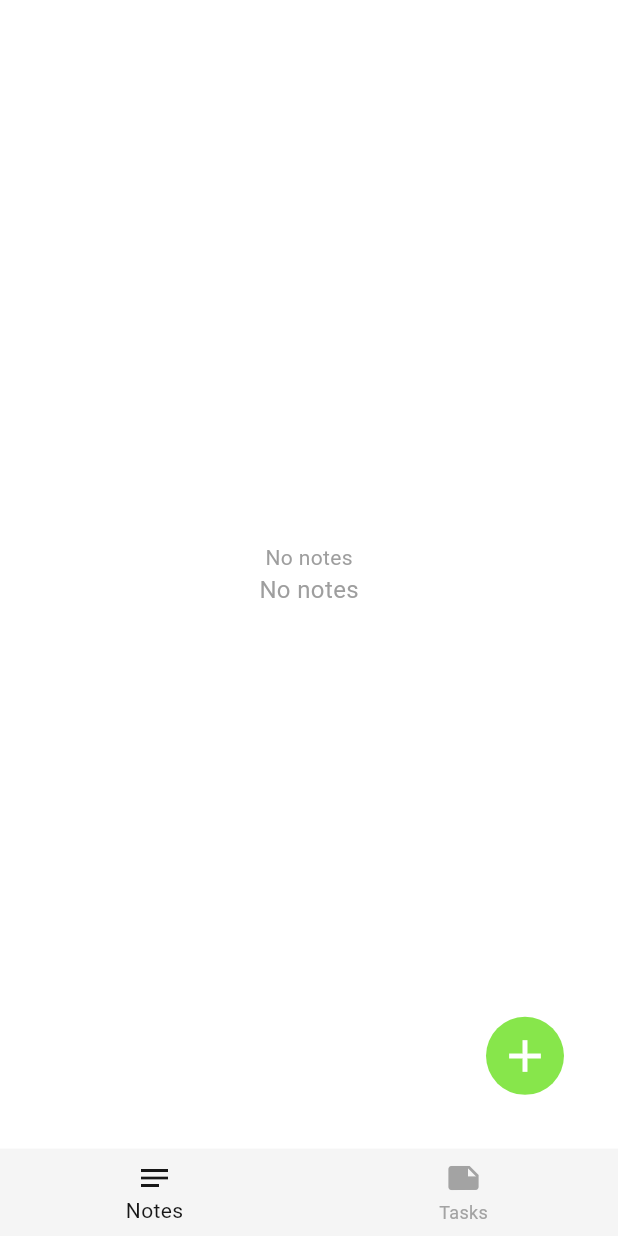
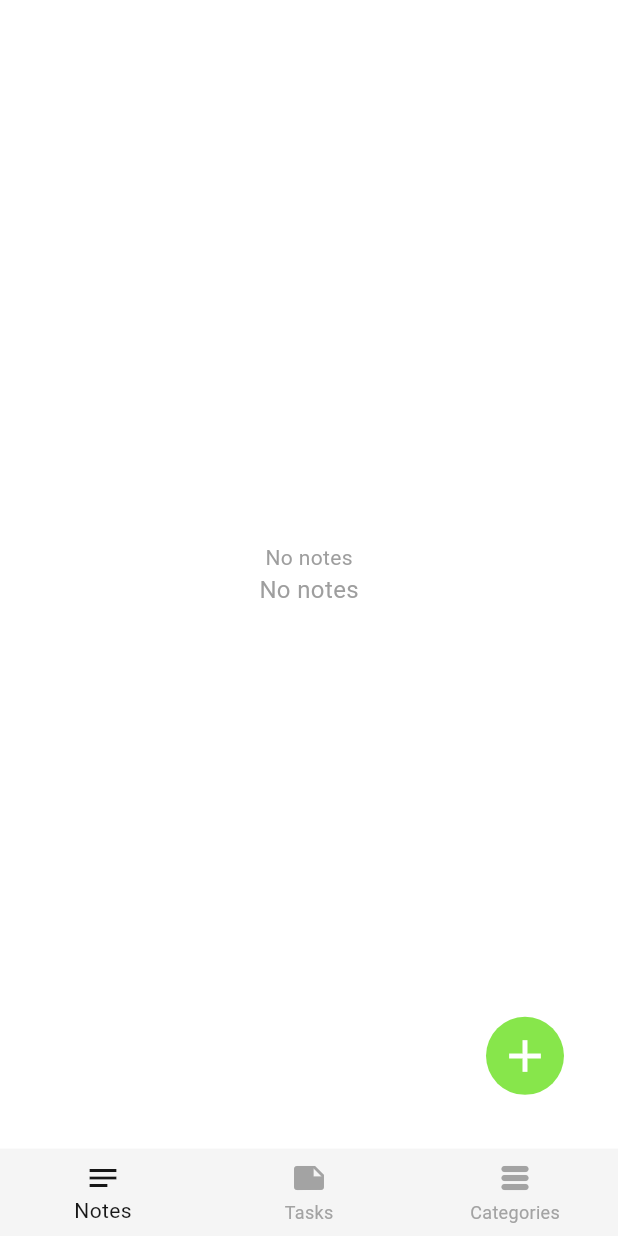
Before and after one commit to ehisamed/NoteApp, a Flutter app: the screen it shows after launch, on a phone screen of 412 x 824 dp. Run offline on Flutter 3.47's test engine with Material 3 defaults, Android fonts, the phone set to English and light mode, and no system bars; our stand-ins replace equatable, flutter_bloc, image_picker, permission_handler, sqflite; missing offline and left inert: dart_quill_delta, flutter_quill, flutter_quill_extensions; accounts and stored records are empty.

Commit message:
add category creation functionality

```diff
--- a/lib/config/database/database_provider.dart
+++ b/lib/config/database/database_provider.dart
@@ -16,16 +16,11 @@ class DatabaseProvider {
   static Future<Database> _initDB() async {
     final path = join(await getDatabasesPath(), 'notes_app.db');
 
-    return await openDatabase(
-      path,
-      version: 1,
-      onCreate: _onCreate,
-      // Здесь позже можно добавить onUpgrade для миграций
-    );
+    return await openDatabase(path, version: 1, onCreate: _onCreate);
   }
 
+
   static Future _onCreate(Database db, int version) async {
-    // Таблица заметок
     await db.execute('''
       CREATE TABLE notes (
         id INTEGER PRIMARY KEY AUTOINCREMENT,
@@ -36,7 +31,6 @@ class DatabaseProvider {
       )
     ''');
 
-    // Таблица задач
     await db.execute('''
       CREATE TABLE tasks (
         id INTEGER PRIMARY KEY AUTOINCREMENT,
@@ -47,5 +41,35 @@ class DatabaseProvider {
         updated_at TEXT NOT NULL
       )
     ''');
+
+    await db.execute('''
+      CREATE TABLE categories (
+        id INTEGER PRIMARY KEY AUTOINCREMENT,
+        name TEXT NOT NULL,
+        color TEXT,
+        created_at TEXT NOT NULL,
+        updated_at TEXT NOT NULL
+      )
+    ''');
   }
 }
+
+
+// Обновление с версии 1 до 2
+// static Future _onUpgrade(Database db, int oldVersion, int newVersion) async {
+//   if (oldVersion < 2) {
+//     // Пример: добавляем новую таблицу categories, если её не было в версии 1
+//     await db.execute('''
+//       CREATE TABLE categories (
+//         id INTEGER PRIMARY KEY AUTOINCREMENT,
+//         name TEXT NOT NULL,
+//         color TEXT,
+//         created_at TEXT NOT NULL,
+//         updated_at TEXT NOT NULL
+//       )
+//     ''');
+//   }
+
+//   // Тут можно добавить другие миграции для будущих версий
+//   // if (oldVersion < 3) { ... }
+// }
--- /dev/null
+++ b/lib/features/categories/bloc/categories_bloc.dart
@@ -0,0 +1,74 @@
+// lib/features/categories/bloc/categories_bloc.dart
+import 'dart:developer';
+
+import 'package:equatable/equatable.dart'; // импорт equatable
+import 'package:flutter_bloc/flutter_bloc.dart';
+import 'package:note_app_practice1/features/categories/data/repository/category_repository.dart';
+import 'package:note_app_practice1/features/categories/model/category_model.dart';
+
+part 'categories_event.dart';
+part 'categories_state.dart';
+
+class CategoriesBloc extends Bloc<CategoriesEvent, CategoriesState> {
+  final CategoryRepository categoryRepository;
+
+  CategoriesBloc(this.categoryRepository) : super(CategoriesInitial()) {
+    on<LoadCategoriesList>(_onLoadCategoriesList);
+    on<AddCategory>(_onAddCategory);
+    on<UpdateCategory>(_onUpdateCategory);
+    on<DeleteCategory>(_onDeleteCategory);
+  }
+
+  Future<void> _onLoadCategoriesList(
+    LoadCategoriesList event,
+    Emitter emit,
+  ) async {
+    emit(CategoriesLoading());
+    try {
+      final categories = await categoryRepository.getAllCategories();
+      log('Loaded categories count: ${categories.length}');
+      emit(CategoriesLoaded(List<CategoryModel>.from(categories)));
+    } catch (e) {
+      log('Error loading categories: $e');
+      emit(CategoriesError('Ошибка загрузки категорий'));
+    }
+  }
+
+  Future<void> _onAddCategory(AddCategory event, Emitter emit) async {
+    try {
+      await categoryRepository.insertCategory(event.category);
+      final categories = await categoryRepository.getAllCategories();
+      emit(CategoriesLoaded(categories));
+    } catch (e) {
+      emit(CategoriesError('Ошибка добавления категории: $e'));
+    }
+  }
+
+  Future<void> _onUpdateCategory(
+    UpdateCategory event,
+    Emitter<CategoriesState> emit,
+  ) async {
+    try {
+      emit(CategoriesLoading());
+      await categoryRepository.updateCategory(event.category);
+      final categories = await categoryRepository.getAllCategories();
+      emit(CategoriesLoaded(categories));
+    } catch (e) {
+      emit(CategoriesError('Ошибка изменения категории: $e'));
+    }
+  }
+
+  Future<void> _onDeleteCategory(
+    DeleteCategory event,
+    Emitter<CategoriesState> emit,
+  ) async {
+    try {
+      emit(CategoriesLoading());
+      await categoryRepository.deleteCategory(event.categoryId);
+      final categories = await categoryRepository.getAllCategories();
+      emit(CategoriesLoaded(categories));
+    } catch (e) {
+      emit(CategoriesError('Ошибка удаления категории: $e'));
+    }
+  }
+}
--- /dev/null
+++ b/lib/features/categories/bloc/categories_event.dart
@@ -0,0 +1,37 @@
+// lib/features/categories/bloc/categories_event.dart
+
+part of 'categories_bloc.dart';
+
+abstract class CategoriesEvent extends Equatable {
+  @override
+  List<Object?> get props => [];
+}
+
+class LoadCategoriesList extends CategoriesEvent {}
+
+class AddCategory extends CategoriesEvent {
+  final CategoryModel category;
+
+  AddCategory(this.category);
+
+  @override
+  List<Object?> get props => [category];
+}
+
+class UpdateCategory extends CategoriesEvent {
+  final CategoryModel category;
+
+  UpdateCategory(this.category);
+
+  @override
+  List<Object?> get props => [category];
+}
+
+class DeleteCategory extends CategoriesEvent {
+  final int categoryId;
+
+  DeleteCategory(this.categoryId);
+
+  @override
+  List<Object?> get props => [categoryId];
+}
--- /dev/null
+++ b/lib/features/categories/bloc/categories_state.dart
@@ -0,0 +1,29 @@
+// lib/features/categories/bloc/categories_state.dart
+part of 'categories_bloc.dart';
+
+abstract class CategoriesState extends Equatable {
+  @override
+  List<Object?> get props => [];
+}
+
+class CategoriesInitial extends CategoriesState {}
+
+class CategoriesLoading extends CategoriesState {}
+
+class CategoriesLoaded extends CategoriesState {
+  final List<CategoryModel> categories;
+
+  CategoriesLoaded(this.categories);
+
+  @override
+  List<Object?> get props => [categories];
+}
+
+class CategoriesError extends CategoriesState {
+  final String message;
+
+  CategoriesError(this.message);
+
+  @override
+  List<Object?> get props => [message];
+}
--- /dev/null
+++ b/lib/features/categories/data/repository/category_repository.dart
@@ -0,0 +1,54 @@
+import 'package:note_app_practice1/features/categories/model/category_model.dart';
+import 'package:sqflite/sqflite.dart';
+
+class CategoryRepository {
+  final Database db;
+
+  CategoryRepository(this.db);
+
+  Future<List<CategoryModel>> getAllCategories() async {
+    final result = await db.query('categories', orderBy: 'updated_at DESC');
+    return result.map((e) => CategoryModel.fromMap(e)).toList();
+  }
+
+  Future<CategoryModel?> getCategoryById(int id) async {
+    final result = await db.query(
+      'categories',
+      where: 'id =?',
+      whereArgs: [id],
+    );
+    if (result.isNotEmpty) {
+      return CategoryModel.fromMap(result.first);
+    }
+    return null;
+  }
+
+  Future<int> insertCategory(CategoryModel category) async {
+    final data = category.toMap();
+    data.remove('id');
+
+    return await db.insert(
+      'categories',
+      data,
+      conflictAlgorithm: ConflictAlgorithm.replace,
+    );
+  }
+
+  Future<void> updateCategory(CategoryModel category) async {
+    if(category.id == null) {
+      throw Exception('Cannot update category without an ID');
+    }
+
+    await db.update(
+      'categories',
+      category.toMap(),
+      where: 'id =?',
+      whereArgs: [category.id],
+      conflictAlgorithm: ConflictAlgorithm.replace,
+    );
+  }
+
+  Future<void> deleteCategory(int id) async {
+    await db.delete('categories', where: 'id =?', whereArgs: [id]);
+  }
+}
--- /dev/null
+++ b/lib/features/categories/model/category_model.dart
@@ -0,0 +1,40 @@
+import 'package:equatable/equatable.dart';
+
+class CategoryModel extends Equatable {
+  final int? id;
+  final String name;
+  final String? color;
+  final DateTime createdAt;
+  final DateTime updatedAt;
+
+  CategoryModel({
+    this.id,
+    required this.name,
+    this.color,
+    required this.createdAt,
+    required this.updatedAt,
+  });
+
+  Map<String, dynamic> toMap() {
+    return {
+      'id': id,
+      'name': name,
+      'color': color,
+      'created_at': createdAt.toIso8601String(),
+      'updated_at': updatedAt.toIso8601String(),
+    };
+  }
+
+  factory CategoryModel.fromMap(Map<String, dynamic> map) {
+    return CategoryModel(
+      id: map['id'] is int ? map['id'] as int : int.tryParse('${map['id']}'),
+      name: map['name'] ?? '',
+      color: map['color'],
+      createdAt: DateTime.tryParse(map['created_at'] ?? '') ?? DateTime.now(),
+      updatedAt: DateTime.tryParse(map['updated_at'] ?? '') ?? DateTime.now(),
+    );
+  }
+
+  @override
+  List<Object?> get props => [id, name, color, createdAt, updatedAt];
+}
--- a/lib/features/home/view/home_screen.dart
+++ b/lib/features/home/view/home_screen.dart
@@ -1,6 +1,6 @@
 import 'package:flutter/material.dart';
+import 'package:note_app_practice1/features/categories/view/categories_screen.dart';
 import 'package:note_app_practice1/features/notes/view/notes_screen.dart';
-import 'package:note_app_practice1/features/notes/view_model/notes_provider.dart';
 import 'package:note_app_practice1/features/tasks/view/tasks_screen.dart';
 
 class HomeScreen extends StatefulWidget {
@@ -13,7 +13,11 @@ class HomeScreen extends StatefulWidget {
 class _HomeScreenState extends State<HomeScreen> {
   int _selectedIndex = 0;
 
-  final List<Widget> _pages = const [NotesBlocProvider(child: NotesScreen()), TasksScreen()];
+  final List<Widget> _pages = [
+    NotesScreen(),
+    TasksScreen(),
+    CategoriesScreen(),
+  ];
 
   void _onItemTapped(int index) {
     setState(() {
@@ -35,7 +39,7 @@ class _HomeScreenState extends State<HomeScreen> {
           data: Theme.of(context).copyWith(
             splashColor: Colors.transparent,
             highlightColor: Colors.transparent,
-            splashFactory: NoSplash.splashFactory
+            splashFactory: NoSplash.splashFactory,
           ),
           child: BottomNavigationBar(
             currentIndex: _selectedIndex,
@@ -45,6 +49,10 @@ class _HomeScreenState extends State<HomeScreen> {
             items: const [
               BottomNavigationBarItem(icon: Icon(Icons.notes), label: "Notes"),
               BottomNavigationBarItem(icon: Icon(Icons.note), label: "Tasks"),
+              BottomNavigationBarItem(
+                icon: Icon(Icons.table_rows_rounded),
+                label: "Categories",
+              ),
             ],
           ),
         ),
--- a/lib/features/notes/bloc/notes_bloc.dart
+++ b/lib/features/notes/bloc/notes_bloc.dart
@@ -38,7 +38,7 @@ class NotesBloc extends Bloc<NotesEvent, NotesState> {
     log('▶ Добавление заметки: ${event.note.title}');
     try {
       await noteRepository.insertNote(event.note);
-      add(LoadNotesList()); // Обновить список
+      add(LoadNotesList());
     } catch (e) {
       emit(NotesError('Ошибка при добавлении заметки: $e'));
     }
--- a/lib/features/notes/model/note_model.dart
+++ b/lib/features/notes/model/note_model.dart
@@ -25,7 +25,6 @@ class NoteModel {
     );
   }
 
-  /// Преобразует NoteModel в Map для сохранения в базу
   Map<String, dynamic> toMap() {
     return {
       'id': id,
--- a/lib/features/notes/utils/toggle_text_alignment.dart
+++ b/lib/features/notes/utils/toggle_text_alignment.dart
@@ -26,7 +26,7 @@ class ToggleTextAlignment extends StatelessWidget {
     final alignment = attrs[quill.Attribute.align.key]?.value ?? 'left';
 
     Color activeColor = Theme.of(context).colorScheme.primary;
-    Color inactiveColor = isDark ? Colors.white70 : Colors.black54;
+    Color inactiveColor = isDark ? Colors.white70 : Theme.of(context).hintColor;
 
     return Row(
       mainAxisSize: MainAxisSize.min,
--- a/lib/main.dart
+++ b/lib/main.dart
@@ -1,21 +1,58 @@
+// ignore_for_file: public_member_api_docs, sort_constructors_first
 import 'package:flutter/material.dart';
+import 'package:flutter_bloc/flutter_bloc.dart';
 // ignore: depend_on_referenced_packages
 import 'package:flutter_localizations/flutter_localizations.dart';
 import 'package:flutter_quill/flutter_quill.dart' as quill;
+import 'package:note_app_practice1/config/database/database_provider.dart';
+import 'package:note_app_practice1/features/categories/bloc/categories_bloc.dart';
+import 'package:note_app_practice1/features/categories/data/repository/category_repository.dart';
 import 'package:note_app_practice1/features/home/view/home_screen.dart';
+import 'package:note_app_practice1/features/notes/bloc/notes_bloc.dart';
+import 'package:note_app_practice1/features/notes/data/repository/note_repository.dart';
 import 'theme/theme.dart';
 import 'package:note_app_practice1/l10n/app_localizations.dart';
+import 'package:provider/provider.dart';
 
-void main() {
-  runApp(const MainApp());
+void main() async {
+  WidgetsFlutterBinding.ensureInitialized();
+
+  final db = await DatabaseProvider.database;
+
+  final noteRepository = NoteRepository(db);
+  final categoryRepository = CategoryRepository(db);
+
+  runApp(
+    MainApp(
+      noteRepository: noteRepository,
+      categoryRepository: categoryRepository,
+    ),
+  );
 }
 
 class MainApp extends StatelessWidget {
-  const MainApp({super.key});
+  final NoteRepository noteRepository;
+  final CategoryRepository categoryRepository;
+
+  const MainApp({
+    super.key,
+    required this.noteRepository,
+    required this.categoryRepository,
+  });
 
   @override
   Widget build(BuildContext context) {
-    return MaterialApp(
+    return MultiProvider(
+      providers: [
+        BlocProvider<NotesBloc>(
+          create: (_) => NotesBloc(noteRepository),
+          // dispose не нужен, blocProvider сам закроет bloc
+        ),
+        BlocProvider<CategoriesBloc>(
+          create: (_) => CategoriesBloc(categoryRepository),
+        ),
+      ],
+      child: MaterialApp(
         theme: lightMode,
         darkTheme: darkMode,
         themeMode: ThemeMode.system,
@@ -29,10 +66,8 @@ class MainApp extends StatelessWidget {
           GlobalWidgetsLocalizations.delegate,
           GlobalCupertinoLocalizations.delegate,
         ],
-      supportedLocales: const [
-        Locale('en'),
-        Locale('ru'),
-      ],
+        supportedLocales: const [Locale('en'), Locale('ru')],
+      ),
     );
   }
 }
--- a/lib/theme/theme.dart
+++ b/lib/theme/theme.dart
@@ -21,8 +21,7 @@ ThemeData lightMode = ThemeData(
     showUnselectedLabels: true,
   ),
   hintColor: Color(0xffe5e5e5),
-  // splashColor: Colors.transparent,
-
+  cardColor: Color(0xfff5f5f5),
 );
 
 ThemeData darkMode = ThemeData(
@@ -45,9 +44,7 @@ ThemeData darkMode = ThemeData(
     unselectedItemColor: Color(0xff737373),
     showUnselectedLabels: true,
     elevation: 0.1,
-    // enableFeedback: false,
   ),
   hintColor: Color(0xff737373),
-  // splashColor: Colors.transparent,
-
+  cardColor: Color(0xff171717)
 );
--- a/pubspec.yaml
+++ b/pubspec.yaml
@@ -8,6 +8,7 @@ environment:
 
 dependencies:
   dart_quill_delta: ^10.8.3
+  equatable: ^2.0.7
   flutter:
     sdk: flutter
   flutter_bloc: ^9.1.1
```
Also changed, not shown: lib/features/categories/components/category_card.dart (added, +40 -0 lines), lib/features/categories/provider/categotries_bloc_provider.dart (added, +32 -0 lines), lib/features/categories/view/categories_screen.dart (added, +207 -0 lines), lib/features/notes/components/dialog.dart (+7 -3 lines), lib/features/notes/components/note_card.dart (+12 -18 lines), lib/features/notes/view/note_screen.dart (+3 -6 lines), pubspec.lock. Lines whose indentation alone changed are shown as unchanged.
